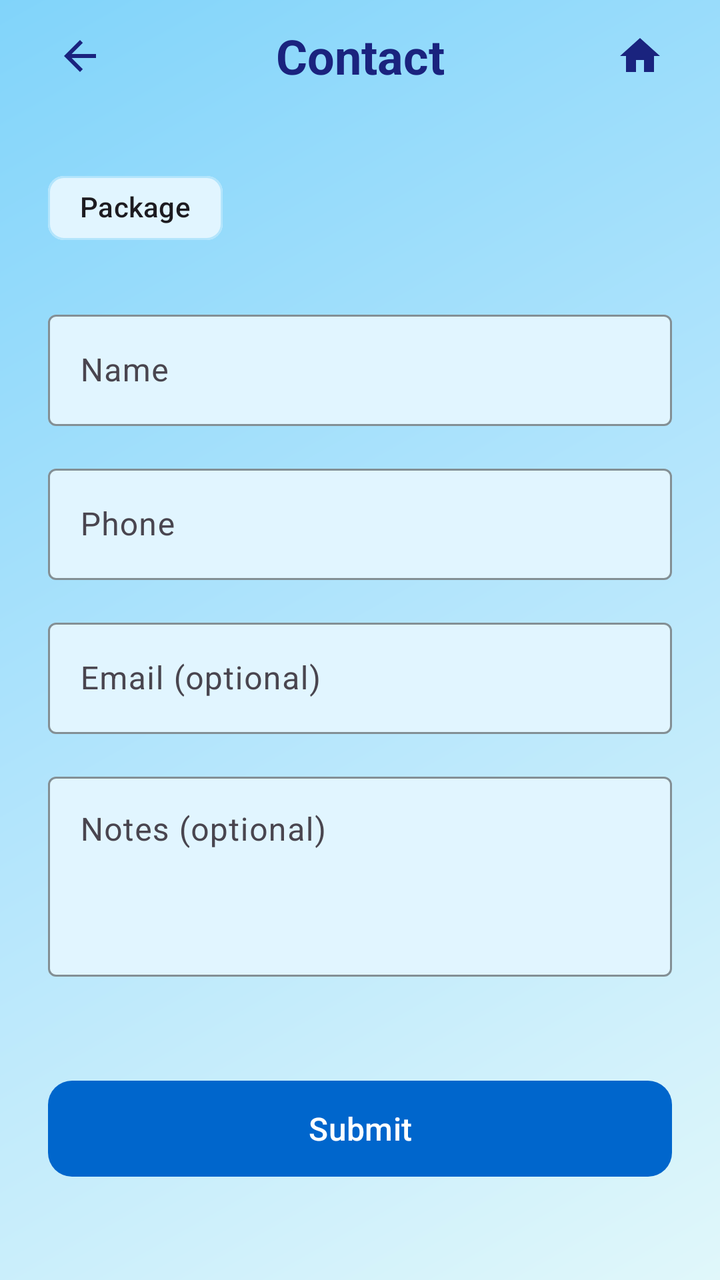
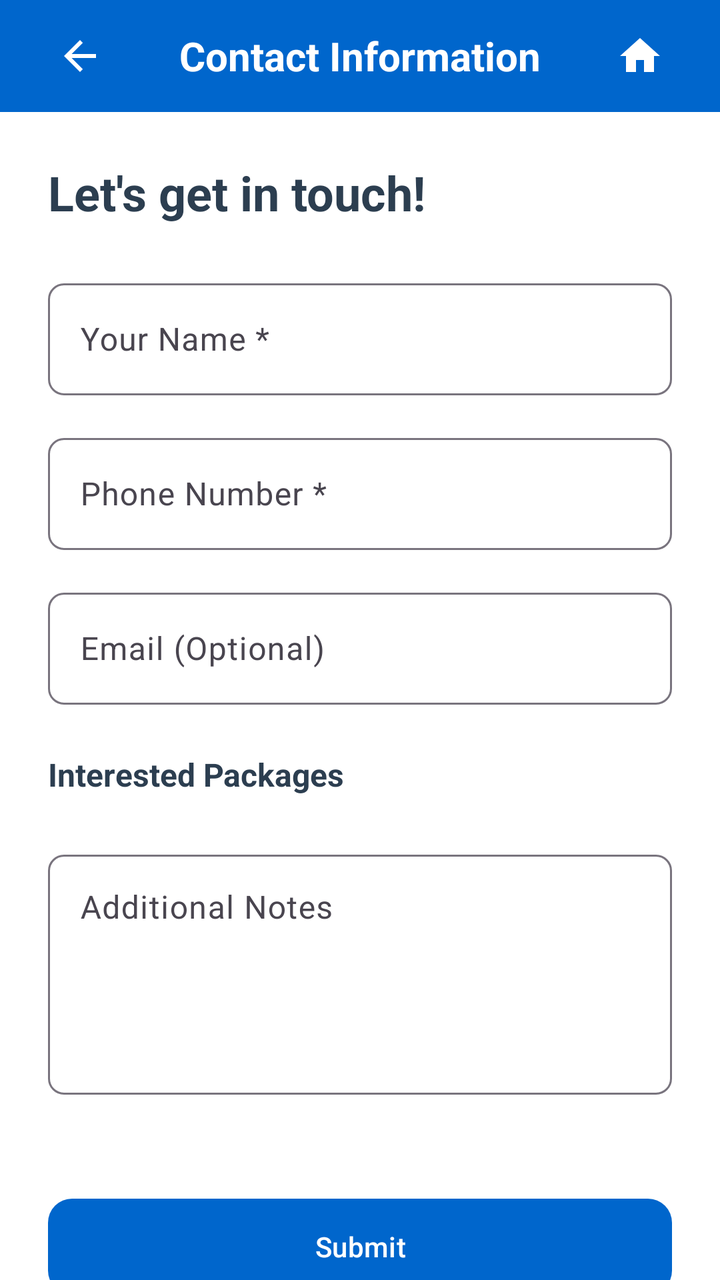

Compare the two renders of this Android layout. The source of the first and the diff that turns it into the second are given below.
<!-- AndroidManifest.xml: activity theme Theme.SanbotApp.Fullscreen -->
<!-- res/layout/activity_contact_form.xml -->
<?xml version="1.0" encoding="utf-8"?>
<FrameLayout xmlns:android="http://schemas.android.com/apk/res/android"
    xmlns:app="http://schemas.android.com/apk/res-auto"
    android:layout_width="match_parent"
    android:layout_height="match_parent"
    android:background="@drawable/bg_light_gradient">

    <androidx.constraintlayout.widget.ConstraintLayout
        android:layout_width="match_parent"
        android:layout_height="match_parent">

        <LinearLayout
            android:id="@+id/toolbar"
            android:layout_width="match_parent"
            android:layout_height="56dp"
            android:orientation="horizontal"
            android:gravity="center_vertical"
            android:paddingHorizontal="16dp"
            app:layout_constraintTop_toTopOf="parent">

            <ImageButton
                android:id="@+id/backButton"
                android:layout_width="48dp"
                android:layout_height="48dp"
                android:background="?attr/selectableItemBackgroundBorderless"
                android:src="@drawable/ic_back"
                android:contentDescription="Back"
                android:tint="#1A237E" />

            <TextView
                android:layout_width="0dp"
                android:layout_height="wrap_content"
                android:layout_weight="1"
                android:text="Contact"
                android:textSize="24sp"
                android:textColor="#1A237E"
                android:textStyle="bold"
                android:gravity="center" />

            <ImageButton
                android:id="@+id/homeButton"
                android:layout_width="48dp"
                android:layout_height="48dp"
                android:background="?attr/selectableItemBackgroundBorderless"
                android:src="@drawable/ic_home"
                android:contentDescription="Home"
                android:tint="#1A237E" />

        </LinearLayout>

        <androidx.core.widget.NestedScrollView
            android:layout_width="match_parent"
            android:layout_height="0dp"
            app:layout_constraintTop_toBottomOf="@id/toolbar"
            app:layout_constraintBottom_toBottomOf="parent">

            <LinearLayout
                android:layout_width="match_parent"
                android:layout_height="wrap_content"
                android:orientation="vertical"
                android:padding="24dp">

                <com.google.android.material.chip.Chip
                    android:id="@+id/selectedPackageChip"
                    android:layout_width="wrap_content"
                    android:layout_height="wrap_content"
                    android:text="Package"
                    android:layout_marginBottom="24dp"
                    app:chipBackgroundColor="#E1F5FF"
                    app:chipStrokeColor="#B3E5FC"
                    app:chipStrokeWidth="1dp" />

                <com.google.android.material.textfield.TextInputLayout
                    android:id="@+id/nameInputLayout"
                    android:layout_width="match_parent"
                    android:layout_height="wrap_content"
                    android:layout_marginBottom="16dp"
                    app:boxBackgroundColor="#E1F5FF"
                    app:boxStrokeColor="#B3E5FC">

                    <com.google.android.material.textfield.TextInputEditText
                        android:id="@+id/nameInput"
                        android:layout_width="match_parent"
                        android:layout_height="wrap_content"
                        android:hint="Name"
                        android:inputType="text" />

                </com.google.android.material.textfield.TextInputLayout>

                <com.google.android.material.textfield.TextInputLayout
                    android:id="@+id/phoneInputLayout"
                    android:layout_width="match_parent"
                    android:layout_height="wrap_content"
                    android:layout_marginBottom="16dp"
                    app:boxBackgroundColor="#E1F5FF"
                    app:boxStrokeColor="#B3E5FC">

                    <com.google.android.material.textfield.TextInputEditText
                        android:id="@+id/phoneInput"
                        android:layout_width="match_parent"
                        android:layout_height="wrap_content"
                        android:hint="Phone"
                        android:inputType="phone" />

                </com.google.android.material.textfield.TextInputLayout>

                <com.google.android.material.textfield.TextInputLayout
                    android:id="@+id/emailInputLayout"
                    android:layout_width="match_parent"
                    android:layout_height="wrap_content"
                    android:layout_marginBottom="16dp"
                    app:boxBackgroundColor="#E1F5FF"
                    app:boxStrokeColor="#B3E5FC">

                    <com.google.android.material.textfield.TextInputEditText
                        android:id="@+id/emailInput"
                        android:layout_width="match_parent"
                        android:layout_height="wrap_content"
                        android:hint="Email (optional)"
                        android:inputType="textEmailAddress" />

                </com.google.android.material.textfield.TextInputLayout>

                <com.google.android.material.textfield.TextInputLayout
                    android:layout_width="match_parent"
                    android:layout_height="wrap_content"
                    android:layout_marginBottom="24dp"
                    app:boxBackgroundColor="#E1F5FF"
                    app:boxStrokeColor="#B3E5FC">

                    <com.google.android.material.textfield.TextInputEditText
                        android:id="@+id/notesInput"
                        android:layout_width="match_parent"
                        android:layout_height="100dp"
                        android:hint="Notes (optional)"
                        android:gravity="top"
                        android:inputType="text|textMultiLine" />

                </com.google.android.material.textfield.TextInputLayout>

                <com.google.android.material.button.MaterialButton
                    android:id="@+id/submitButton"
                    android:layout_width="match_parent"
                    android:layout_height="56dp"
                    android:text="Submit"
                    android:textSize="16sp"
                    app:backgroundTint="#0066CC"
                    app:cornerRadius="12dp"
                    android:layout_marginTop="24dp" />

            </LinearLayout>

        </androidx.core.widget.NestedScrollView>

    </androidx.constraintlayout.widget.ConstraintLayout>

</FrameLayout>
<!-- resources referenced by this layout -->
<resources>
  <!-- drawable bg_light_gradient (drawable) -->
  <?xml version="1.0" encoding="utf-8"?>
  <shape xmlns:android="http://schemas.android.com/apk/res/android"
      android:shape="rectangle">
      <gradient
          android:type="linear"
          android:angle="135"
          android:startColor="#E0F7FA"
          android:centerColor="#B3E5FC"
          android:endColor="#81D4FA" />
  </shape>
  <!-- drawable ic_back (drawable) -->
  <?xml version="1.0" encoding="utf-8"?>
  <vector xmlns:android="http://schemas.android.com/apk/res/android"
      android:width="24dp"
      android:height="24dp"
      android:viewportWidth="24"
      android:viewportHeight="24">
      <path
          android:fillColor="#FFFFFF"
          android:pathData="M20,11H7.83l5.59,-5.59L12,4l-8,8 8,8 1.41,-1.41L7.83,13H20v-2z"/>
  </vector>
  <!-- drawable ic_home (drawable) -->
  <?xml version="1.0" encoding="utf-8"?>
  <vector xmlns:android="http://schemas.android.com/apk/res/android"
      android:width="24dp"
      android:height="24dp"
      android:viewportWidth="24"
      android:viewportHeight="24">
      <path
          android:fillColor="#FFFFFF"
          android:pathData="M10,20v-6h4v6h5v-8h3L12,3 2,12h3v8z"/>
  </vector>
  <style name="Theme.SanbotApp.Fullscreen" parent="Theme.SanbotApp">
          <item name="android:windowFullscreen">true</item>
          <item name="android:windowContentOverlay">@null</item>
          <item name="windowNoTitle">true</item>
          <item name="windowActionBar">false</item>
          <item name="android:windowDrawsSystemBarBackgrounds">true</item>
          <item name="android:fitsSystemWindows">true</item>
      </style>
  <style name="Theme.SanbotApp" parent="Theme.Material3.DayNight.NoActionBar">
          <item name="colorPrimary">@color/brand_blue</item>
          <item name="colorPrimaryVariant">@color/brand_blue</item>
          <item name="colorOnPrimary">@color/white</item>
          <item name="colorSecondary">@color/brand_orange</item>
          <item name="colorSecondaryVariant">@color/brand_orange</item>
          <item name="colorOnSecondary">@color/white</item>
          <item name="android:statusBarColor">@color/transparent</item>
          <item name="android:navigationBarColor">@color/transparent</item>
          <item name="android:windowBackground">@drawable/bg_light_gradient</item>
      </style>
  <color name="brand_blue">#0066CC</color>
  <color name="white">#FFFFFF</color>
  <color name="brand_orange">#FF6B35</color>
  <color name="transparent">#00000000</color>
</resources>

<!-- the commit's change to res/layout/activity_contact_form.xml (unified diff, before → after) -->
@@ -3,7 +3,7 @@
     xmlns:app="http://schemas.android.com/apk/res-auto"
     android:layout_width="match_parent"
     android:layout_height="match_parent"
-    android:background="@drawable/bg_light_gradient">
+    android:background="@color/white">
 
     <androidx.constraintlayout.widget.ConstraintLayout
         android:layout_width="match_parent"
@@ -15,7 +15,8 @@
             android:layout_height="56dp"
             android:orientation="horizontal"
             android:gravity="center_vertical"
-            android:paddingHorizontal="16dp"
+            android:paddingHorizontal="@dimen/spacing_medium"
+            android:background="@color/brand_blue"
             app:layout_constraintTop_toTopOf="parent">
 
             <ImageButton
@@ -25,15 +26,15 @@
                 android:background="?attr/selectableItemBackgroundBorderless"
                 android:src="@drawable/ic_back"
                 android:contentDescription="Back"
-                android:tint="#1A237E" />
+                android:tint="@color/white" />
 
             <TextView
                 android:layout_width="0dp"
                 android:layout_height="wrap_content"
                 android:layout_weight="1"
-                android:text="Contact"
-                android:textSize="24sp"
-                android:textColor="#1A237E"
+                android:text="@string/title_contact_info"
+                android:textSize="@dimen/text_h3"
+                android:textColor="@color/white"
                 android:textStyle="bold"
                 android:gravity="center" />
 
@@ -44,7 +45,7 @@
                 android:background="?attr/selectableItemBackgroundBorderless"
                 android:src="@drawable/ic_home"
                 android:contentDescription="Home"
-                android:tint="#1A237E" />
+                android:tint="@color/white" />
 
         </LinearLayout>
 
@@ -58,83 +59,119 @@
                 android:layout_width="match_parent"
                 android:layout_height="wrap_content"
                 android:orientation="vertical"
-                android:padding="24dp">
+                android:padding="@dimen/grid_margin">
 
-                <com.google.android.material.chip.Chip
-                    android:id="@+id/selectedPackageChip"
-                    android:layout_width="wrap_content"
+                <TextView
+                    android:layout_width="match_parent"
                     android:layout_height="wrap_content"
-                    android:text="Package"
-                    android:layout_marginBottom="24dp"
-                    app:chipBackgroundColor="#E1F5FF"
-                    app:chipStrokeColor="#B3E5FC"
-                    app:chipStrokeWidth="1dp" />
+                    android:text="@string/contact_form_title"
+                    android:textSize="@dimen/text_h2"
+                    android:textColor="@color/dark_gray"
+                    android:textStyle="bold" />
 
                 <com.google.android.material.textfield.TextInputLayout
                     android:id="@+id/nameInputLayout"
+                    style="@style/Widget.Material3.TextInputLayout.OutlinedBox"
                     android:layout_width="match_parent"
                     android:layout_height="wrap_content"
-                    android:layout_marginBottom="16dp"
-                    app:boxBackgroundColor="#E1F5FF"
-                    app:boxStrokeColor="#B3E5FC">
+                    android:layout_marginTop="@dimen/spacing_large"
+                    android:hint="@string/hint_name"
+                    app:boxCornerRadiusBottomEnd="8dp"
+                    app:boxCornerRadiusBottomStart="8dp"
+                    app:boxCornerRadiusTopEnd="8dp"
+                    app:boxCornerRadiusTopStart="8dp">
 
                     <com.google.android.material.textfield.TextInputEditText
                         android:id="@+id/nameInput"
                         android:layout_width="match_parent"
-                        android:layout_height="wrap_content"
-                        android:hint="Name"
-                        android:inputType="text" />
+                        android:layout_height="56dp"
+                        android:inputType="textPersonName" />
 
                 </com.google.android.material.textfield.TextInputLayout>
 
                 <com.google.android.material.textfield.TextInputLayout
                     android:id="@+id/phoneInputLayout"
+                    style="@style/Widget.Material3.TextInputLayout.OutlinedBox"
                     android:layout_width="match_parent"
                     android:layout_height="wrap_content"
-                    android:layout_marginBottom="16dp"
-                    app:boxBackgroundColor="#E1F5FF"
-                    app:boxStrokeColor="#B3E5FC">
+                    android:layout_marginTop="@dimen/spacing_medium"
+                    android:hint="@string/hint_phone"
+                    app:prefixText="+971"
+                    app:boxCornerRadiusBottomEnd="8dp"
+                    app:boxCornerRadiusBottomStart="8dp"
+                    app:boxCornerRadiusTopEnd="8dp"
+                    app:boxCornerRadiusTopStart="8dp">
 
                     <com.google.android.material.textfield.TextInputEditText
                         android:id="@+id/phoneInput"
                         android:layout_width="match_parent"
-                        android:layout_height="wrap_content"
-                        android:hint="Phone"
+                        android:layout_height="56dp"
                         android:inputType="phone" />
 
                 </com.google.android.material.textfield.TextInputLayout>
 
                 <com.google.android.material.textfield.TextInputLayout
                     android:id="@+id/emailInputLayout"
+                    style="@style/Widget.Material3.TextInputLayout.OutlinedBox"
                     android:layout_width="match_parent"
                     android:layout_height="wrap_content"
-                    android:layout_marginBottom="16dp"
-                    app:boxBackgroundColor="#E1F5FF"
-                    app:boxStrokeColor="#B3E5FC">
+                    android:layout_marginTop="@dimen/spacing_medium"
+                    android:hint="@string/hint_email"
+                    app:boxCornerRadiusBottomEnd="8dp"
+                    app:boxCornerRadiusBottomStart="8dp"
+                    app:boxCornerRadiusTopEnd="8dp"
+                    app:boxCornerRadiusTopStart="8dp">
 
                     <com.google.android.material.textfield.TextInputEditText
                         android:id="@+id/emailInput"
                         android:layout_width="match_parent"
-                        android:layout_height="wrap_content"
-                        android:hint="Email (optional)"
+                        android:layout_height="56dp"
                         android:inputType="textEmailAddress" />
 
                 </com.google.android.material.textfield.TextInputLayout>
 
-                <com.google.android.material.textfield.TextInputLayout
+                <TextView
                     android:layout_width="match_parent"
                     android:layout_height="wrap_content"
-                    android:layout_marginBottom="24dp"
-                    app:boxBackgroundColor="#E1F5FF"
-                    app:boxStrokeColor="#B3E5FC">
+                    android:layout_marginTop="@dimen/spacing_large"
+                    android:text="@string/label_interested_packages"
+                    android:textSize="@dimen/text_body"
+                    android:textColor="@color/dark_gray"
+                    android:textStyle="bold" />
+
+                <com.google.android.material.chip.ChipGroup
+                    android:layout_width="match_parent"
+                    android:layout_height="wrap_content"
+                    android:layout_marginTop="@dimen/spacing_small">
+
+                    <com.google.android.material.chip.Chip
+                        android:id="@+id/selectedPackageChip"
+                        style="@style/Widget.Material3.Chip.Filter"
+                        android:layout_width="wrap_content"
+                        android:layout_height="wrap_content"
+                        android:text="Selected Package"
+                        android:visibility="gone" />
+
+                </com.google.android.material.chip.ChipGroup>
+
+                <com.google.android.material.textfield.TextInputLayout
+                    android:id="@+id/notesInputLayout"
+                    style="@style/Widget.Material3.TextInputLayout.OutlinedBox"
+                    android:layout_width="match_parent"
+                    android:layout_height="wrap_content"
+                    android:layout_marginTop="@dimen/spacing_medium"
+                    android:hint="@string/hint_notes"
+                    app:boxCornerRadiusBottomEnd="8dp"
+                    app:boxCornerRadiusBottomStart="8dp"
+                    app:boxCornerRadiusTopEnd="8dp"
+                    app:boxCornerRadiusTopStart="8dp">
 
                     <com.google.android.material.textfield.TextInputEditText
                         android:id="@+id/notesInput"
                         android:layout_width="match_parent"
-                        android:layout_height="100dp"
-                        android:hint="Notes (optional)"
-                        android:gravity="top"
-                        android:inputType="text|textMultiLine" />
+                        android:layout_height="120dp"
+                        android:inputType="textMultiLine"
+                        android:gravity="top" />
 
                 </com.google.android.material.textfield.TextInputLayout>
 
@@ -142,11 +179,13 @@
                     android:id="@+id/submitButton"
                     android:layout_width="match_parent"
                     android:layout_height="56dp"
-                    android:text="Submit"
-                    android:textSize="16sp"
-                    app:backgroundTint="#0066CC"
-                    app:cornerRadius="12dp"
-                    android:layout_marginTop="24dp" />
+                    android:layout_marginTop="@dimen/spacing_xlarge"
+                    android:layout_marginBottom="@dimen/spacing_xlarge"
+                    android:text="@string/btn_submit"
+                    android:textColor="@color/white"
+                    android:enabled="false"
+                    app:backgroundTint="@color/brand_blue"
+                    app:cornerRadius="12dp" />
 
             </LinearLayout>
 
<!-- resource entries referenced after the edit -->
@@ -1,16 +1,5 @@
 <!-- resources referenced by this layout -->
 <resources>
-  <!-- drawable bg_light_gradient (drawable) -->
-  <?xml version="1.0" encoding="utf-8"?>
-  <shape xmlns:android="http://schemas.android.com/apk/res/android"
-      android:shape="rectangle">
-      <gradient
-          android:type="linear"
-          android:angle="135"
-          android:startColor="#E0F7FA"
-          android:centerColor="#B3E5FC"
-          android:endColor="#81D4FA" />
-  </shape>
   <!-- drawable ic_back (drawable) -->
   <?xml version="1.0" encoding="utf-8"?>
   <vector xmlns:android="http://schemas.android.com/apk/res/android"
@@ -33,28 +22,30 @@
           android:fillColor="#FFFFFF"
           android:pathData="M10,20v-6h4v6h5v-8h3L12,3 2,12h3v8z"/>
   </vector>
-  <style name="Theme.SanbotApp.Fullscreen" parent="Theme.SanbotApp">
+  <string name="btn_submit">Submit</string>
+  <string name="contact_form_title">Let\'s get in touch!</string>
+  <string name="hint_email">Email (Optional)</string>
+  <string name="hint_name">Your Name *</string>
+  <string name="hint_notes">Additional Notes</string>
+  <string name="hint_phone">Phone Number *</string>
+  <string name="label_interested_packages">Interested Packages</string>
+  <string name="title_contact_info">Contact Information</string>
+  <style name="Theme.SanbotApp.Fullscreen">
+          <item name="android:windowNoTitle">true</item>
           <item name="android:windowFullscreen">true</item>
-          <item name="android:windowContentOverlay">@null</item>
-          <item name="windowNoTitle">true</item>
-          <item name="windowActionBar">false</item>
           <item name="android:windowDrawsSystemBarBackgrounds">true</item>
           <item name="android:fitsSystemWindows">true</item>
       </style>
-  <style name="Theme.SanbotApp" parent="Theme.Material3.DayNight.NoActionBar">
-          <item name="colorPrimary">@color/brand_blue</item>
-          <item name="colorPrimaryVariant">@color/brand_blue</item>
-          <item name="colorOnPrimary">@color/white</item>
-          <item name="colorSecondary">@color/brand_orange</item>
-          <item name="colorSecondaryVariant">@color/brand_orange</item>
-          <item name="colorOnSecondary">@color/white</item>
-          <item name="android:statusBarColor">@color/transparent</item>
-          <item name="android:navigationBarColor">@color/transparent</item>
-          <item name="android:windowBackground">@drawable/bg_light_gradient</item>
-      </style>
   <color name="brand_blue">#0066CC</color>
+  <color name="dark_gray">#2C3E50</color>
   <color name="white">#FFFFFF</color>
-  <color name="brand_orange">#FF6B35</color>
-  <color name="transparent">#00000000</color>
+  <dimen name="grid_margin">24dp</dimen>
+  <dimen name="spacing_large">24dp</dimen>
+  <dimen name="spacing_medium">16dp</dimen>
+  <dimen name="spacing_small">8dp</dimen>
+  <dimen name="spacing_xlarge">48dp</dimen>
+  <dimen name="text_body">16sp</dimen>
+  <dimen name="text_h2">24sp</dimen>
+  <dimen name="text_h3">20sp</dimen>
 </resources>
 
